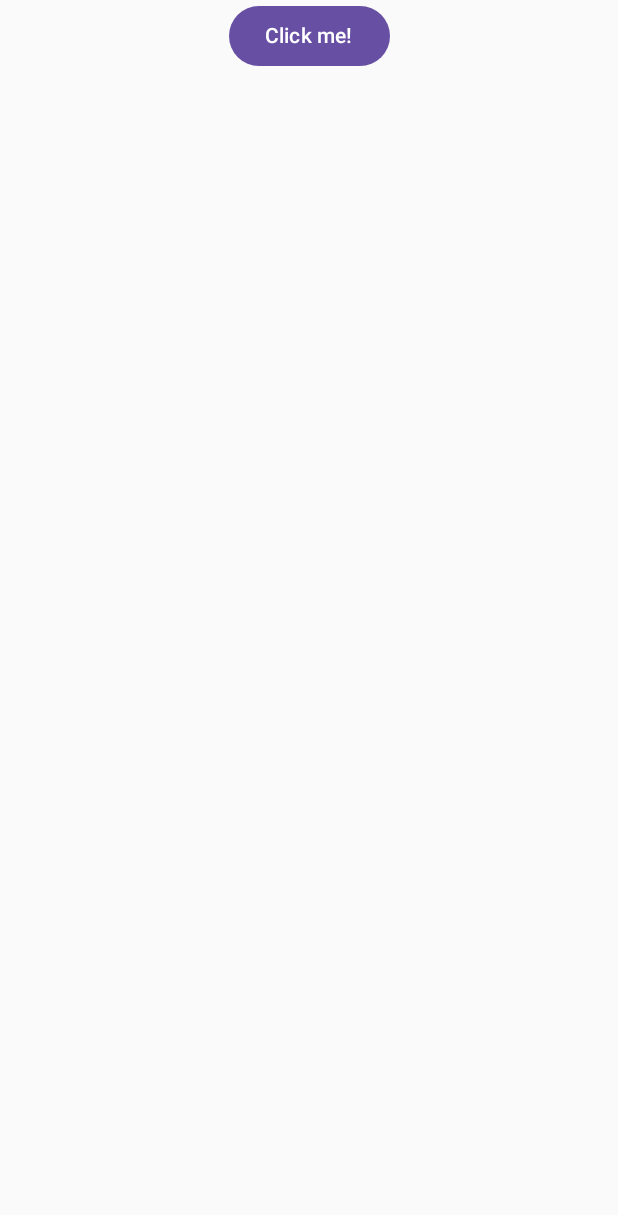
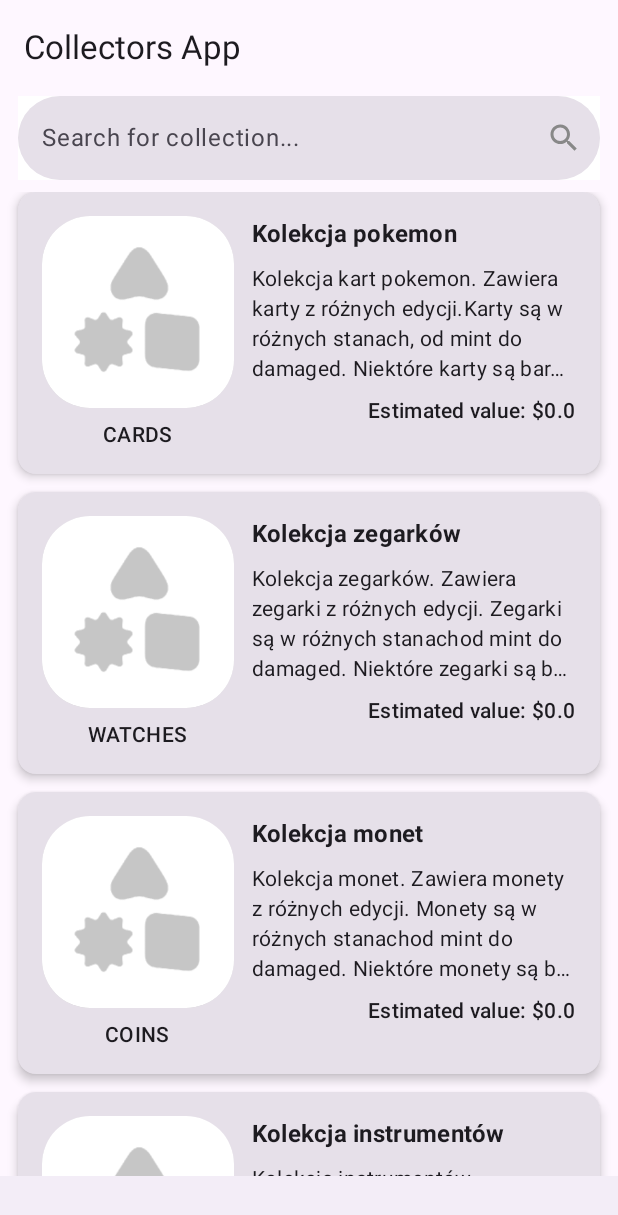
Before and after one commit to Gamowy/CollectorsApp, an Android app built with Jetpack Compose: the screen it shows after launch (MainActivity), on a phone screen of 412 x 824 dp. Shown: the top 1215 px of the screen. Run offline under Robolectric (Android 15) with nearby library versions, the phone set to English and light mode, and no system bars; our stand-ins replace Compose Multiplatform resources.

Commit message:
App initial template

```diff
--- a/composeApp/build.gradle.kts
+++ b/composeApp/build.gradle.kts
@@ -1,4 +1,3 @@
-import org.jetbrains.compose.desktop.application.dsl.TargetFormat
 import org.jetbrains.kotlin.gradle.ExperimentalKotlinGradlePluginApi
 import org.jetbrains.kotlin.gradle.dsl.JvmTarget
 
@@ -51,7 +50,7 @@ kotlin {
 }
 
 android {
-    namespace = "org.example.project"
+    namespace = "org.example.collectorsapp"
     compileSdk = libs.versions.android.compileSdk.get().toInt()
 
     defaultConfig {
--- a/composeApp/src/androidMain/kotlin/org/example/project/MainActivity.kt
+++ b/composeApp/src/androidMain/kotlin/org/example/collectorsapp/MainActivity.kt
@@ -1,4 +1,4 @@
-package org.example.project
+package org.example.collectorsapp
 
 import android.os.Bundle
 import androidx.activity.ComponentActivity
--- a/composeApp/src/androidMain/kotlin/org/example/project/Platform.android.kt
+++ b/composeApp/src/androidMain/kotlin/org/example/collectorsapp/Platform.android.kt
@@ -1,4 +1,4 @@
-package org.example.project
+package org.example.collectorsapp
 
 import android.os.Build
 
--- /dev/null
+++ b/composeApp/src/commonMain/composeResources/drawable/plus.xml
@@ -0,0 +1 @@
+<!-- drawable/plus.xml --><vector xmlns:android="http://schemas.android.com/apk/res/android" android:height="24dp" android:width="24dp" android:viewportWidth="24" android:viewportHeight="24"><path android:fillColor="#000000" android:pathData="M19,13H13V19H11V13H5V11H11V5H13V11H19V13Z" /></vector>
--- /dev/null
+++ b/composeApp/src/commonMain/composeResources/drawable/search.xml
@@ -0,0 +1 @@
+<!-- drawable/magnify.xml --><vector xmlns:android="http://schemas.android.com/apk/res/android" android:height="24dp" android:width="24dp" android:viewportWidth="24" android:viewportHeight="24"><path android:fillColor="#000000" android:pathData="M9.5,3A6.5,6.5 0 0,1 16,9.5C16,11.11 15.41,12.59 14.44,13.73L14.71,14H15.5L20.5,19L19,20.5L14,15.5V14.71L13.73,14.44C12.59,15.41 11.11,16 9.5,16A6.5,6.5 0 0,1 3,9.5A6.5,6.5 0 0,1 9.5,3M9.5,5C7,5 5,7 5,9.5C5,12 7,14 9.5,14C12,14 14,12 14,9.5C14,7 12,5 9.5,5Z" /></vector>
--- /dev/null
+++ b/composeApp/src/commonMain/kotlin/org/example/collectorsapp/App.kt
@@ -0,0 +1,41 @@
+package org.example.collectorsapp
+
+import androidx.compose.foundation.layout.WindowInsets
+import androidx.compose.foundation.layout.fillMaxSize
+import androidx.compose.foundation.layout.height
+import androidx.compose.foundation.layout.padding
+import androidx.compose.foundation.layout.safeDrawing
+import androidx.compose.foundation.layout.windowInsetsPadding
+import androidx.compose.material3.BottomAppBar
+import androidx.compose.material3.ExperimentalMaterial3Api
+import androidx.compose.material3.MaterialTheme
+import androidx.compose.material3.Scaffold
+import androidx.compose.material3.Text
+import androidx.compose.material3.TopAppBar
+import androidx.compose.runtime.*
+import androidx.compose.ui.Modifier
+import androidx.compose.ui.unit.dp
+import org.example.collectorsapp.views.CollectionsView
+
+@OptIn(ExperimentalMaterial3Api::class)
+@Composable
+fun App() {
+    MaterialTheme {
+        Scaffold(
+            modifier = Modifier
+                .fillMaxSize()
+                .windowInsetsPadding(WindowInsets.safeDrawing),
+            topBar = {
+                TopAppBar(title = {Text("Collectors App") })
+            },
+            bottomBar = {
+                BottomAppBar(
+                    modifier = Modifier.height(40.dp)
+                ) {
+                }
+            },
+        ) {
+            CollectionsView(modifier = Modifier.padding(it))
+        }
+    }
+}
--- a/composeApp/src/commonMain/kotlin/org/example/project/Platform.kt
+++ b/composeApp/src/commonMain/kotlin/org/example/collectorsapp/Platform.kt
@@ -1,4 +1,4 @@
-package org.example.project
+package org.example.collectorsapp
 
 interface Platform {
     val name: String
--- /dev/null
+++ b/composeApp/src/commonMain/kotlin/org/example/collectorsapp/components/CollectionCard.kt
@@ -0,0 +1,109 @@
+package org.example.collectorsapp.components
+
+import androidx.compose.foundation.Image
+import androidx.compose.foundation.background
+import androidx.compose.foundation.layout.Arrangement
+import androidx.compose.foundation.layout.Column
+import androidx.compose.foundation.layout.Row
+import androidx.compose.foundation.layout.Spacer
+import androidx.compose.foundation.layout.fillMaxSize
+import androidx.compose.foundation.layout.fillMaxWidth
+import androidx.compose.foundation.layout.height
+import androidx.compose.foundation.layout.padding
+import androidx.compose.foundation.layout.size
+import androidx.compose.foundation.layout.width
+import androidx.compose.foundation.shape.RoundedCornerShape
+import androidx.compose.material3.Card
+import androidx.compose.material3.CardDefaults
+import androidx.compose.material3.MaterialTheme
+import androidx.compose.material3.Text
+import androidx.compose.runtime.Composable
+import androidx.compose.ui.Alignment
+import androidx.compose.ui.Modifier
+import androidx.compose.ui.draw.clip
+import androidx.compose.ui.draw.shadow
+import androidx.compose.ui.graphics.Color
+import androidx.compose.ui.layout.ContentScale
+import androidx.compose.ui.text.font.FontWeight
+import androidx.compose.ui.text.style.TextOverflow
+import androidx.compose.ui.unit.dp
+import androidx.compose.ui.unit.max
+import kotlinproject.composeapp.generated.resources.Res
+import kotlinproject.composeapp.generated.resources.placeholder
+import org.example.collectorsapp.model.Collection
+import org.jetbrains.compose.resources.painterResource
+
+@Composable
+fun CollectionCard(collection: Collection) {
+    val estimatedCollectionValue = collection.items.sumOf { it.estimatedValue ?: 0.0 }
+
+    Card(
+        modifier = Modifier
+            .fillMaxWidth(),
+        elevation = CardDefaults.cardElevation(4.dp)
+    ) {
+        Row (
+            modifier = Modifier
+                .fillMaxWidth()
+                .padding(16.dp)
+            ,
+            verticalAlignment = Alignment.Top,
+            horizontalArrangement = Arrangement.SpaceEvenly
+        )
+        {
+            Column(horizontalAlignment = Alignment.CenterHorizontally) {
+                if (collection.imageBitmap != null) {
+                    Image(
+                        bitmap = collection.imageBitmap,
+                        contentDescription = "Collection Image",
+                        modifier = Modifier.fillMaxSize()
+                    )
+                } else {
+                    Image(
+                        painter = painterResource(Res.drawable.placeholder),
+                        contentDescription = "Collection Image",
+                        contentScale = ContentScale.Fit,
+                        modifier = Modifier
+                            .size(128.dp)
+                            .clip(RoundedCornerShape(32.dp))
+                            .shadow(elevation = 20.dp)
+                            .background(Color.White)
+                        ,
+                    )
+                    Spacer(modifier = Modifier.height(8.dp))
+                    Text(text = collection.category.name,
+                        style = MaterialTheme.typography.bodyMedium,
+                        color = MaterialTheme.colorScheme.onSurface,
+                        fontWeight = FontWeight.SemiBold,
+                        )
+                }
+            }
+            Spacer(modifier = Modifier.width(12.dp))
+            Column (modifier = Modifier.fillMaxWidth()) {
+                Text(
+                    text = collection.name,
+                    style = MaterialTheme.typography.titleMedium,
+                    fontWeight = FontWeight.Bold,
+                    maxLines = 1,
+                    overflow = TextOverflow.Ellipsis,
+                )
+                Spacer(modifier = Modifier.height(8.dp))
+                Text(
+                    text = collection.description ?: "No description available",
+                    style = MaterialTheme.typography.bodyMedium,
+                    color = MaterialTheme.colorScheme.onSurface,
+                    maxLines = 4,
+                    overflow = TextOverflow.Ellipsis
+                )
+                Spacer(modifier = Modifier.height(8.dp))
+                Text(
+                    text = "Estimated value: $${estimatedCollectionValue}",
+                    style = MaterialTheme.typography.bodyMedium,
+                    color = MaterialTheme.colorScheme.onSurface,
+                    fontWeight = FontWeight.SemiBold,
+                    modifier = Modifier.align(Alignment.End)
+                )
+            }
+        }
+    }
+}
--- /dev/null
+++ b/composeApp/src/commonMain/kotlin/org/example/collectorsapp/components/SearchBar.kt
@@ -0,0 +1,54 @@
+package org.example.collectorsapp.components
+
+import androidx.compose.foundation.background
+import androidx.compose.foundation.layout.fillMaxWidth
+import androidx.compose.foundation.shape.RoundedCornerShape
+import androidx.compose.material3.ExperimentalMaterial3Api
+import androidx.compose.material3.Icon
+import androidx.compose.material3.Text
+import androidx.compose.material3.TextField
+import androidx.compose.material3.TextFieldDefaults
+import androidx.compose.runtime.Composable
+import androidx.compose.runtime.getValue
+import androidx.compose.runtime.mutableStateOf
+import androidx.compose.runtime.remember
+import androidx.compose.runtime.setValue
+import androidx.compose.ui.Modifier
+import androidx.compose.ui.draw.clip
+import androidx.compose.ui.graphics.Color
+import androidx.compose.ui.unit.dp
+import kotlinproject.composeapp.generated.resources.Res
+import kotlinproject.composeapp.generated.resources.search
+import org.jetbrains.compose.resources.painterResource
+
+
+@OptIn(ExperimentalMaterial3Api::class)
+@Composable
+fun SearchBar(searchQuery: String, onValueChange: (String) -> Unit) {
+    var searchText by remember { mutableStateOf(searchQuery) }
+    TextField(
+        value = searchText,
+        onValueChange = {
+            searchText = it
+            onValueChange(it)
+        },
+        placeholder = { Text("Search for collection...") },
+        modifier = Modifier
+            .fillMaxWidth()
+            .background(Color.White)
+            .clip(RoundedCornerShape(32.dp)),
+        colors = TextFieldDefaults.colors(
+            focusedIndicatorColor = Color.Transparent,
+            unfocusedIndicatorColor = Color.Transparent,
+            disabledIndicatorColor = Color.Transparent
+        ),
+        trailingIcon = {
+            Icon(
+                painter = painterResource(Res.drawable.search),
+                contentDescription = "Search Icon",
+                tint = Color.Gray
+            )
+        },
+        maxLines = 1
+    )
+}
--- /dev/null
+++ b/composeApp/src/commonMain/kotlin/org/example/collectorsapp/model/Collection.kt
@@ -0,0 +1,12 @@
+package org.example.collectorsapp.model
+
+import androidx.compose.ui.graphics.ImageBitmap
+
+data class Collection(
+    val id: String,
+    val name: String,
+    val description: String?,
+    val imageBitmap: ImageBitmap?,
+    val items: List<Item>,
+    val category: CollectionCategory
+)
--- /dev/null
+++ b/composeApp/src/commonMain/kotlin/org/example/collectorsapp/model/CollectionCategory.kt
@@ -0,0 +1,17 @@
+package org.example.collectorsapp.model
+
+enum class CollectionCategory {
+    CARDS,
+    WATCHES,
+    COINS,
+    STAMPS,
+    TOYS,
+    ART,
+    BOOKS,
+    GAMES,
+    MUSIC,
+    MOVIES,
+    CLOTHES,
+    INSTRUMENTS,
+    OTHER
+}
--- /dev/null
+++ b/composeApp/src/commonMain/kotlin/org/example/collectorsapp/model/Condition.kt
@@ -0,0 +1,10 @@
+package org.example.collectorsapp.model
+
+enum class Condition {
+    NEW,
+    LIKE_NEW,
+    GOOD,
+    FAIR,
+    POOR,
+    DAMAGED
+}
--- /dev/null
+++ b/composeApp/src/commonMain/kotlin/org/example/collectorsapp/model/Item.kt
@@ -0,0 +1,12 @@
+package org.example.collectorsapp.model
+
+import androidx.compose.ui.graphics.ImageBitmap
+
+data class Item(
+    val id: String,
+    val name: String,
+    val description: String?,
+    val imageBitmap: ImageBitmap?,
+    val estimatedValue: Double?,
+    val condition: Condition
+)
--- /dev/null
+++ b/composeApp/src/commonMain/kotlin/org/example/collectorsapp/views/CollectionsView.kt
@@ -0,0 +1,93 @@
+package org.example.collectorsapp.views
+
+import androidx.compose.foundation.layout.Column
+import androidx.compose.foundation.layout.Spacer
+import androidx.compose.foundation.layout.height
+import androidx.compose.foundation.layout.padding
+import androidx.compose.foundation.lazy.LazyColumn
+import androidx.compose.runtime.Composable
+import androidx.compose.runtime.getValue
+import androidx.compose.runtime.mutableStateOf
+import androidx.compose.runtime.remember
+import androidx.compose.runtime.setValue
+import androidx.compose.ui.Alignment
+import androidx.compose.ui.Modifier
+import androidx.compose.ui.unit.dp
+import org.example.collectorsapp.components.CollectionCard
+import org.example.collectorsapp.components.SearchBar
+import org.example.collectorsapp.model.Collection
+import org.example.collectorsapp.model.CollectionCategory
+
+val collectionList  = listOf(
+    Collection(
+        id = "1",
+        name = "Kolekcja pokemon",
+        description = "Kolekcja kart pokemon. Zawiera karty z różnych edycji.Karty są w różnych stanach, " +
+                "od mint do damaged. Niektóre karty są bardzo rzadkie i mają dużą wartość.",
+        imageBitmap = null,
+        category = CollectionCategory.CARDS,
+        items = emptyList()
+    ),
+    Collection(
+        id = "2",
+        name = "Kolekcja zegarków",
+        description = "Kolekcja zegarków. Zawiera zegarki z różnych edycji. Zegarki są w różnych stanach" +
+                "od mint do damaged. Niektóre zegarki są bardzo rzadkie i mają dużą wartość.",
+        imageBitmap = null,
+        category = CollectionCategory.WATCHES,
+        items = emptyList()
+    ),
+    Collection(
+        id = "3",
+        name = "Kolekcja monet",
+        description = "Kolekcja monet. Zawiera monety z różnych edycji. Monety są w różnych stanach" +
+                "od mint do damaged. Niektóre monety są bardzo rzadkie i mają dużą wartość.",
+        imageBitmap = null,
+        category = CollectionCategory.COINS,
+        items = emptyList()
+    ),
+    Collection(
+        id = "4",
+        name = "Kolekcja instrumentów",
+        description = "Kolekcja instrumentów",
+        imageBitmap = null,
+        category = CollectionCategory.INSTRUMENTS,
+        items = emptyList()
+    ),
+    Collection(
+        id = "5",
+        name = "Kolekcja książek",
+        description = "Kolekcja książek",
+        imageBitmap = null,
+        category = CollectionCategory.BOOKS,
+        items = emptyList()
+    )
+)
+
+@Composable
+fun CollectionsView(modifier: Modifier) {
+    var collectionList by remember { mutableStateOf(collectionList) }
+
+    Column(horizontalAlignment = Alignment.CenterHorizontally,
+        modifier = modifier.padding(12.dp, 0.dp, 12.dp, 0.dp)
+    ) {
+        SearchBar("", onValueChange = {
+            collectionList = searchCollections(it)
+        })
+        Spacer(modifier = Modifier.height(8.dp))
+        LazyColumn {
+            items(collectionList.size) { index ->
+                CollectionCard(collection = collectionList[index])
+                Spacer(modifier = Modifier.height(12.dp))
+            }
+        }
+    }
+}
+
+fun searchCollections(query: String): List<Collection> {
+    return collectionList.filter { collection ->
+        collection.name.contains(query, ignoreCase = true) ||
+                collection.description?.contains(query, ignoreCase = true) == true ||
+                collection.category.name.contains(query, ignoreCase = true)
+    }
+}
--- a/composeApp/src/commonMain/kotlin/org/example/project/App.kt
+++ /dev/null
@@ -1,44 +0,0 @@
-package org.example.project
-
-import androidx.compose.animation.AnimatedVisibility
-import androidx.compose.foundation.Image
-import androidx.compose.foundation.layout.Column
-import androidx.compose.foundation.layout.fillMaxSize
-import androidx.compose.foundation.layout.fillMaxWidth
-import androidx.compose.foundation.layout.safeContentPadding
-import androidx.compose.material3.Button
-import androidx.compose.material3.MaterialTheme
-import androidx.compose.material3.Text
-import androidx.compose.runtime.*
-import androidx.compose.ui.Alignment
-import androidx.compose.ui.Modifier
-import org.jetbrains.compose.resources.painterResource
-import org.jetbrains.compose.ui.tooling.preview.Preview
-
-import kotlinproject.composeapp.generated.resources.Res
-import kotlinproject.composeapp.generated.resources.compose_multiplatform
-
-@Composable
-@Preview
-fun App() {
-    MaterialTheme {
-        var showContent by remember { mutableStateOf(false) }
-        Column(
-            modifier = Modifier
-                .safeContentPadding()
-                .fillMaxSize(),
-            horizontalAlignment = Alignment.CenterHorizontally,
-        ) {
-            Button(onClick = { showContent = !showContent }) {
-                Text("Click me!")
-            }
-            AnimatedVisibility(showContent) {
-                val greeting = remember { Greeting().greet() }
-                Column(Modifier.fillMaxWidth(), horizontalAlignment = Alignment.CenterHorizontally) {
-                    Image(painterResource(Res.drawable.compose_multiplatform), null)
-                    Text("Compose: $greeting")
-                }
-            }
-        }
-    }
-}
--- a/composeApp/src/commonMain/kotlin/org/example/project/Greeting.kt
+++ /dev/null
@@ -1,9 +0,0 @@
-package org.example.project
-
-class Greeting {
-    private val platform = getPlatform()
-
-    fun greet(): String {
-        return "Hello, ${platform.name}!"
-    }
-}
--- a/gradle/libs.versions.toml
+++ b/gradle/libs.versions.toml
@@ -1,5 +1,5 @@
 [versions]
-agp = "8.7.3"
+agp = "8.10.0"
 android-compileSdk = "35"
 android-minSdk = "24"
 android-targetSdk = "35"
```
Also changed, not shown: composeApp/src/commonMain/composeResources/drawable/placeholder.png (added), gradle/wrapper/gradle-wrapper.properties, 4 other files.
